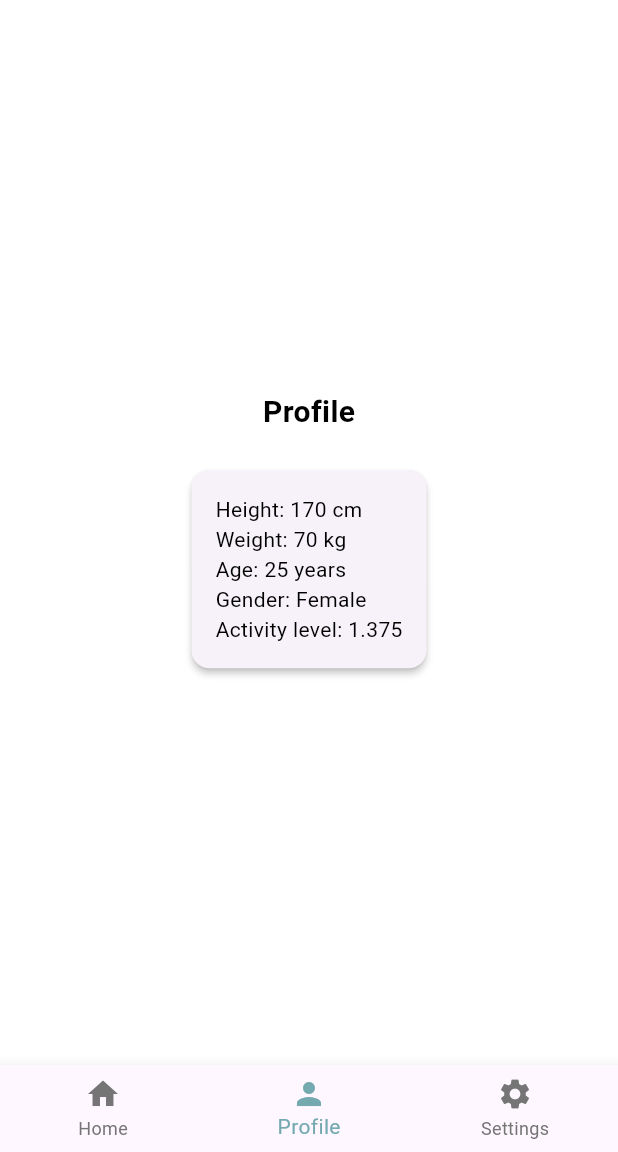
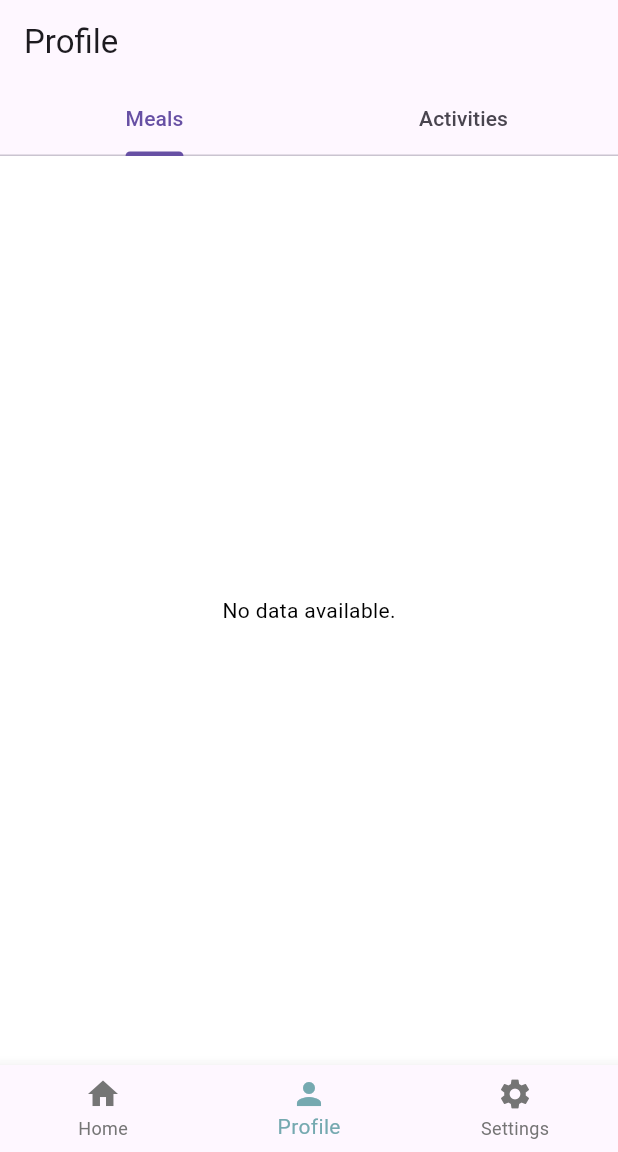
Before and after one commit to VetalosUA-KR/Flutter_calorie_counter, a Flutter app: the ProfileScreen screen opened by its route, on a phone screen of 412 x 824 dp, the part 84-1236 px from its top. Run offline on Flutter 3.47's test engine with Material 3 defaults, Android fonts, the phone set to English and light mode, and no system bars; our stand-ins replace dio, equatable, flutter_bloc, freezed_annotation, go_router, hive and 3 more; missing offline and left inert: barcode_scan2; accounts and stored records are empty.

Commit message:
added activity bottom sheet and ,meal/activity statistics

```diff
--- a/lib/main.dart
+++ b/lib/main.dart
@@ -1,5 +1,6 @@
 import 'package:flutter/material.dart';
 import 'package:flutter/services.dart';
+import 'package:flutterhelloworld/screens/profile/block/profile_block.dart';
 import 'package:go_router/go_router.dart';
 import 'package:flutter_bloc/flutter_bloc.dart';
 import 'package:hive_flutter/hive_flutter.dart';
@@ -17,6 +18,7 @@ import 'screens/home/block/home_bloc.dart';
 import 'repository/stats_repository.dart';
 import 'screens/home/block/home_event.dart';
 import 'repository/remote/remote_repository.dart';
+import 'screens/profile/block/profile_event.dart';
 
 void main() async {
   WidgetsFlutterBinding.ensureInitialized();
@@ -49,6 +51,9 @@ void main() async {
         BlocProvider<OnboardingBloc>(
           create: (context) => OnboardingBloc(repository: UserProfileRepository(profileBox))
             ..add(LoadUserProfile()),
+        ),
+        BlocProvider<ProfileBlock>(
+          create: (context) => ProfileBlock(statsRepository: statsRepository)..add(LoadDailyStatsEvent())
         ),
 
       ],
--- a/lib/navigation/Route.dart
+++ b/lib/navigation/Route.dart
@@ -1,6 +1,6 @@
 import 'package:go_router/go_router.dart';
 import 'package:flutterhelloworld/screens/home/HomeScreen.dart';
-import 'package:flutterhelloworld/screens/ProfileScreen.dart';
+import 'package:flutterhelloworld/screens/profile/ProfileScreen.dart';
 import 'package:flutterhelloworld/screens/SettingsScreen.dart';
 import 'package:flutterhelloworld/screens/SplashScreen.dart';
 import 'package:flutterhelloworld/screens/onboarding/OnboardingScreen1.dart';
--- a/lib/repository/stats_repository.dart
+++ b/lib/repository/stats_repository.dart
@@ -10,6 +10,11 @@ class StatsRepository {
 
   StatsRepository() {
     _box = Hive.box<DailyStats>(_boxName);
+  }
+
+  // Получение всей статистики
+  List<DailyStats> getAllStats() {
+    return _box.values.toList();
   }
 
   // Получение статистики за конкретный день
@@ -73,6 +78,7 @@ class StatsRepository {
     mealsForType.add(meal);
     stats.mealsByType[meal.type] = mealsForType;
     await updateStats(stats);
+
   }
 
   // Удаление приёма пищи за день
--- a/lib/screens/ProfileScreen.dart
+++ /dev/null
@@ -1,50 +0,0 @@
-import 'package:flutter/material.dart';
-import 'package:flutter_bloc/flutter_bloc.dart';
-import '../block/onboarding_bloc.dart';
-
-class ProfileScreen extends StatelessWidget {
-  const ProfileScreen({super.key});
-
-  @override
-  Widget build(BuildContext context) {
-    return BlocBuilder<OnboardingBloc, OnboardingState>(
-      builder: (context, state) {
-        if (state is OnboardingInitial) {
-          return const Center(child: CircularProgressIndicator());
-        }
-
-        final profile = (state as OnboardingLoaded).profile;
-
-        return Container(
-          padding: const EdgeInsets.all(16.0),
-          child: Column(
-            mainAxisAlignment: MainAxisAlignment.center,
-            children: [
-              Text(
-                'Profile',
-                style: TextStyle(fontSize: 20, fontWeight: FontWeight.bold),
-              ),
-              const SizedBox(height: 20),
-              Card(
-                elevation: 2,
-                child: Padding(
-                  padding: const EdgeInsets.all(16.0),
-                  child: Column(
-                    crossAxisAlignment: CrossAxisAlignment.start,
-                    children: [
-                      Text('Height: ${profile.height} cm'),
-                      Text('Weight: ${profile.weight} kg'),
-                      Text('Age: ${profile.age} years'),
-                      Text('Gender: ${profile.isFemale ? 'Female' : 'Male'}'),
-                      Text('Activity level: ${profile.activityLevel}'),
-                    ],
-                  ),
-                ),
-              ),
-            ],
-          ),
-        );
-      },
-    );
-  }
-}
--- a/lib/screens/home/widgets/add_meal_bottom_sheet.dart
+++ b/lib/screens/home/widgets/add_meal_bottom_sheet.dart
@@ -1,8 +1,8 @@
 import 'package:flutter/material.dart';
 import 'package:flutterhelloworld/model/meal.dart';
-import 'package:flutterhelloworld/screens/home/widgets/manual_entry_bottom_sheet.dart';
-import 'package:flutterhelloworld/screens/home/widgets/scan_barcode_bottom_sheet.dart';
-import 'package:flutterhelloworld/screens/home/widgets/search_database_bottom_sheet.dart';
+import 'package:flutterhelloworld/screens/home/widgets/meal/manual_entry_bottom_sheet.dart';
+import 'package:flutterhelloworld/screens/home/widgets/meal/scan_barcode_bottom_sheet.dart';
+import 'package:flutterhelloworld/screens/home/widgets/meal/search_database_bottom_sheet.dart';
 class AddMealBottomSheet extends StatelessWidget {
   final Function(Meal) onAddMeal;
   final MealType mealType;
--- /dev/null
+++ b/lib/screens/profile/ProfileScreen.dart
@@ -0,0 +1,150 @@
+import 'package:flutter/material.dart';
+import 'package:flutter_bloc/flutter_bloc.dart';
+import 'package:flutterhelloworld/screens/profile/block/profile_block.dart';
+import 'package:flutterhelloworld/screens/profile/block/profile_state.dart';
+import 'block/profile_event.dart';
+
+class ProfileScreen extends StatefulWidget {
+  const ProfileScreen({super.key});
+
+  @override
+  State<ProfileScreen> createState() => _ProfileScreenState();
+}
+
+class _ProfileScreenState extends State<ProfileScreen>
+    with SingleTickerProviderStateMixin {
+  late TabController _tabController;
+
+  @override
+  void initState() {
+    super.initState();
+    _tabController = TabController(length: 2, vsync: this); // 2 вкладки
+    context.read<ProfileBlock>().add(LoadDailyStatsEvent());
+  }
+
+  @override
+  void dispose() {
+    _tabController.dispose();
+    super.dispose();
+  }
+
+  @override
+  Widget build(BuildContext context) {
+    return Scaffold(
+      appBar: AppBar(
+        title: const Text('Profile'),
+        bottom: TabBar(
+          controller: _tabController,
+          tabs: const [
+            Tab(text: 'Meals'), // Вкладка для приемов пищи
+            Tab(text: 'Activities'), // Вкладка для активностей
+          ],
+        ),
+      ),
+      body: BlocBuilder<ProfileBlock, ProfileState>(
+        builder: (context, state) {
+          if (state.isLoading) {
+            return const Center(child: CircularProgressIndicator());
+          }
+
+          if (state.error != null) {
+            return Center(child: Text('Error: ${state.error}'));
+          }
+
+          if (state.dailyStats == null || state.dailyStats!.isEmpty) {
+            return const Center(child: Text('No data available.'));
+          }
+
+          return TabBarView(
+            controller: _tabController,
+            children: [
+              // Вкладка "Приемы пищи"
+              _buildMealsTab(state),
+              // Вкладка "Активности"
+              _buildActivitiesTab(state),
+            ],
+          );
+        },
+      ),
+    );
+  }
+
+  // Виджет для вкладки "Приемы пищи"
+  Widget _buildMealsTab(ProfileState state) {
+    return ListView.builder(
+      itemCount: state.dailyStats!.length,
+      itemBuilder: (context, index) {
+        final dailyStat = state.dailyStats![index];
+        return Card(
+          margin: const EdgeInsets.all(8.0),
+          child: ExpansionTile(
+            title: Text('Date: ${dailyStat.date.toLocal()}'),
+            children: [
+              ...dailyStat.mealsByType.entries.map((entry) {
+                final mealType = entry.key;
+                final meals = entry.value;
+                return Column(
+                  crossAxisAlignment: CrossAxisAlignment.start,
+                  children: [
+                    Padding(
+                      padding: const EdgeInsets.all(8.0),
+                      child: Text(
+                        'Meal Type: ${mealType.toString().split('.').last}',
+                        style: const TextStyle(
+                          fontWeight: FontWeight.bold,
+                          fontSize: 16,
+                        ),
+                      ),
+                    ),
+                    ...meals.map((meal) {
+                      return ListTile(
+                        title: Text(meal.name),
+                        subtitle: Text(
+                          'Calories: ${meal.calories}, Protein: ${meal.protein}, Fat: ${meal.fat}, Carbs: ${meal.carbs}',
+                        ),
+                      );
+                    }).toList(),
+                  ],
+                );
+              }).toList(),
+            ],
+          ),
+        );
+      },
+    );
+  }
+
+  // Виджет для вкладки "Активности"
+  Widget _buildActivitiesTab(ProfileState state) {
+    return ListView.builder(
+      itemCount: state.dailyStats!.length,
+      itemBuilder: (context, index) {
+        final dailyStat = state.dailyStats![index];
+        return Card(
+          margin: const EdgeInsets.all(8.0),
+          child: ExpansionTile(
+            title: Text('Date: ${dailyStat.date.toLocal()}'),
+            children: [
+              if (dailyStat.activities.isNotEmpty)
+                ...dailyStat.activities.map((activity) {
+                  return ListTile(
+                    title: Text(activity.type),
+                    subtitle: Text(
+                      'Duration: ${activity.duration} min, '
+                          'Burned Calories: ${activity.burnedCalories} kcal, '
+                          'Intensity: ${activity.intensity}',
+                    ),
+                  );
+                }).toList()
+              else
+                const Padding(
+                  padding: EdgeInsets.all(16.0),
+                  child: Text('No activities for this day.'),
+                ),
+            ],
+          ),
+        );
+      },
+    );
+  }
+}
--- /dev/null
+++ b/lib/screens/profile/block/profile_event.dart
@@ -0,0 +1,6 @@
+
+abstract class ProfileEvent{}
+
+class LoadDailyStatsEvent extends ProfileEvent {}
+
+class UpdateDailyStatsEvent extends ProfileEvent {}
--- /dev/null
+++ b/lib/screens/profile/block/profile_state.dart
@@ -0,0 +1,29 @@
+import 'package:equatable/equatable.dart';
+import 'package:flutterhelloworld/model/daily_stats.dart';
+
+class ProfileState extends Equatable {
+  final List<DailyStats>? dailyStats;
+  final bool isLoading;
+  final String? error;
+
+  const ProfileState({
+    this.dailyStats,
+    this.isLoading = false,
+    this.error,
+  });
+
+  ProfileState copyWith({
+    List<DailyStats>? dailyStats,
+    bool? isLoading,
+    String? error,
+  }) {
+    return ProfileState(
+      dailyStats: dailyStats ?? this.dailyStats,
+      isLoading: isLoading ?? this.isLoading,
+      error: error ?? this.error,
+    );
+  }
+
+  @override
+  List<Object?> get props => [dailyStats, isLoading, error];
+}
```
Also changed, not shown: lib/screens/home/HomeScreen.dart (+33 -5 lines), lib/screens/home/block/home_bloc.dart (+34 -2 lines), lib/screens/home/block/home_event.dart (+11 -1 lines), lib/screens/home/widgets/activity/SportActivityType.dart (added, +20 -0 lines), lib/screens/home/widgets/activity/add_activity_bottom_sheet.dart (added, +147 -0 lines), lib/screens/profile/block/profile_block.dart (added, +40 -0 lines), lib/repository/remote/product_model.freezed.dart (added), lib/repository/remote/product_model.g.dart (added), lib/screens/home/widgets/meal/manual_entry_bottom_sheet.dart (renamed from lib/screens/home/widgets/manual_entry_bottom_sheet.dart), lib/screens/home/widgets/meal/scan_barcode_bottom_sheet.dart (renamed from lib/screens/home/widgets/scan_barcode_bottom_sheet.dart), lib/screens/home/widgets/meal/search_database_bottom_sheet.dart (renamed from lib/screens/home/widgets/search_database_bottom_sheet.dart).
